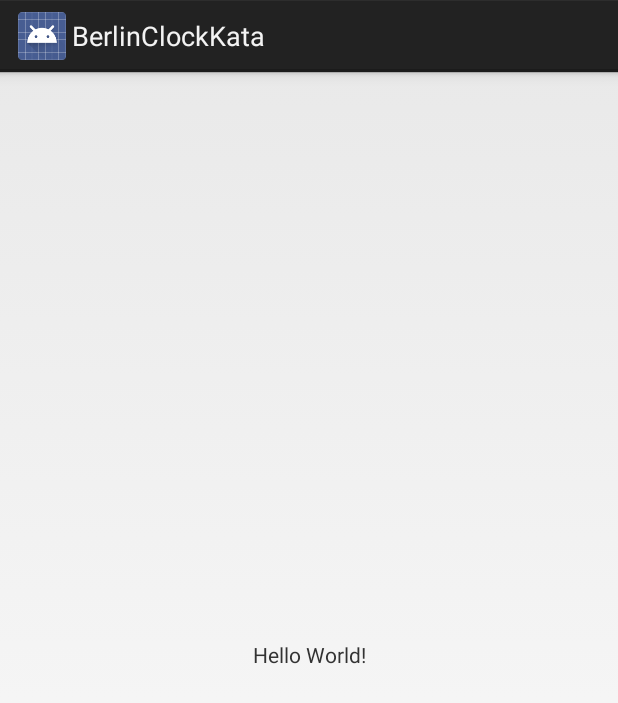
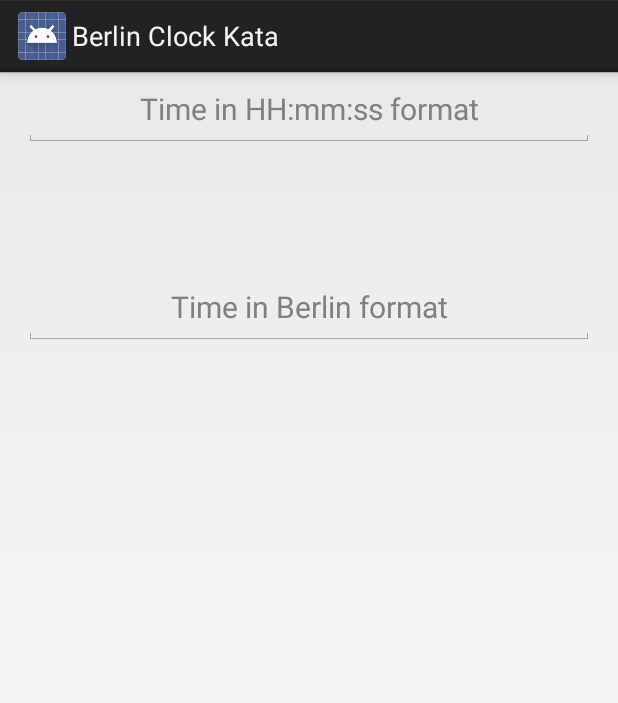
Before and after one commit to SELECTIONPROCESS/BerlinClockKata, an Android app: the screen it shows after launch (BerlinClockActivity), on a phone screen of 412 x 824 dp. Shown: the top 703 px of the screen. Run offline under Robolectric (Android 15) with nearby library versions, the phone set to English and light mode, and no system bars; our stand-ins replace ButterKnife.

Commit message:
berlin clock view, presenter and tests

```diff
--- a/app/src/main/java/selectionprocess/berlinclockkata/BerlinClockActivity.java
+++ b/app/src/main/java/selectionprocess/berlinclockkata/BerlinClockActivity.java
@@ -2,12 +2,82 @@ package selectionprocess.berlinclockkata;
 
 import android.app.Activity;
 import android.os.Bundle;
+import android.text.Editable;
+import android.text.TextWatcher;
+import android.widget.EditText;
+import android.widget.TextView;
 
-public class BerlinClockActivity extends Activity {
+import butterknife.BindView;
+import butterknife.ButterKnife;
+
+public class BerlinClockActivity extends Activity implements BerlinClockView {
+
+    @BindView(R.id.etDigitalTimeInput)
+    EditText etDigitalTimeInput;
+
+    @BindView(R.id.tvBerlinTimeOutput)
+    TextView tvBerlinTimeOutput;
+
+    @BindView(R.id.etBerlinTimeInput)
+    EditText etBerlinTimeInput;
+
+    @BindView(R.id.tvDigitalTimeOutput)
+    TextView tvDigitalTimeOutput;
+
+    private BerlinClockPresenter berlinClockPresenter;
 
     @Override
     protected void onCreate(Bundle savedInstanceState) {
         super.onCreate(savedInstanceState);
         setContentView(R.layout.activity_berlin_clock);
+        ButterKnife.bind(this);
+
+        initializePresenter();
+        initalizeViews();
+    }
+
+    private void initializePresenter() {
+        berlinClockPresenter = new BerlinClockPresenter(this);
+    }
+
+    private void initalizeViews() {
+        etDigitalTimeInput.addTextChangedListener(digitalTimeTextWather);
+        etBerlinTimeInput.addTextChangedListener(berlinTimeTextWather);
+    }
+
+    private TextWatcher digitalTimeTextWather = new TextWatcher() {
+        @Override
+        public void beforeTextChanged(CharSequence s, int start, int count, int after) { }
+
+        @Override
+        public void onTextChanged(CharSequence s, int start, int before, int count) { }
+
+        @Override
+        public void afterTextChanged(Editable s) {
+            berlinClockPresenter.digitalTimeChanged(s.toString());
+        }
+    };
+
+    private TextWatcher berlinTimeTextWather = new TextWatcher() {
+        @Override
+        public void beforeTextChanged(CharSequence s, int start, int count, int after) { }
+
+        @Override
+        public void onTextChanged(CharSequence s, int start, int before, int count) { }
+
+        @Override
+        public void afterTextChanged(Editable s) {
+            berlinClockPresenter.berlinTimeChanged(s.toString());
+        }
+    };
+
+    @Override
+    public void updateBerlinTimeOutput(String output) {
+        tvBerlinTimeOutput.setText(output);
+    }
+
+    @Override
+    public void updateDigitalTimeOutput(String output) {
+        tvDigitalTimeOutput.setText(output);
     }
 }
--- /dev/null
+++ b/app/src/main/java/selectionprocess/berlinclockkata/BerlinClockPresenter.java
@@ -0,0 +1,27 @@
+package selectionprocess.berlinclockkata;
+
+import selectionprocess.berlinclockkata.converter.BerlinTimeConverter;
+import selectionprocess.berlinclockkata.converter.DigitalTimeConverter;
+
+public class BerlinClockPresenter {
+
+    private BerlinClockView berlinClockView;
+    private BerlinTimeConverter berlinTimeConverter;
+    private DigitalTimeConverter digitalTimeConverter;
+
+    BerlinClockPresenter(BerlinClockView berlinClockView) {
+        this.berlinClockView = berlinClockView;
+        berlinTimeConverter = new BerlinTimeConverter();
+        digitalTimeConverter = new DigitalTimeConverter();
+    }
+
+    void digitalTimeChanged(String digitalTime) {
+
+        berlinClockView.updateBerlinTimeOutput(berlinTimeConverter.convert(digitalTime));
+    }
+
+    void berlinTimeChanged(String berlinTime) {
+
+        berlinClockView.updateDigitalTimeOutput(digitalTimeConverter.convert(berlinTime));
+    }
+}
--- /dev/null
+++ b/app/src/main/java/selectionprocess/berlinclockkata/BerlinClockView.java
@@ -0,0 +1,7 @@
+package selectionprocess.berlinclockkata;
+
+public interface BerlinClockView {
+
+    void updateBerlinTimeOutput(String output);
+    void updateDigitalTimeOutput(String output);
+}
--- a/app/src/main/res/layout/activity_berlin_clock.xml
+++ b/app/src/main/res/layout/activity_berlin_clock.xml
@@ -6,13 +6,30 @@
     android:layout_height="match_parent"
     tools:context=".BerlinClockActivity">
 
+    <EditText
+        style="@style/InputEditText"
+        android:id="@+id/etDigitalTimeInput"
+        android:digits="@string/valid_digital_time_input_characters"
+        android:maxLength="8"
+        android:hint="@string/hint_digital_time_input"/>
+
     <TextView
-        android:layout_width="wrap_content"
-        android:layout_height="wrap_content"
-        android:text="Hello World!"
-        app:layout_constraintBottom_toBottomOf="parent"
-        app:layout_constraintLeft_toLeftOf="parent"
-        app:layout_constraintRight_toRightOf="parent"
-        app:layout_constraintTop_toTopOf="parent" />
+        style="@style/OutputTextView"
+        android:id="@+id/tvBerlinTimeOutput"
+        app:layout_constraintTop_toBottomOf="@id/etDigitalTimeInput" />
+
+    <EditText
+        style="@style/InputEditText"
+        android:id="@+id/etBerlinTimeInput"
+        android:hint="@string/hint_berlin_time_input"
+        android:digits="@string/valid_berlin_time_input_characters"
+        android:maxLength="24"
+        app:layout_constraintTop_toBottomOf="@id/tvBerlinTimeOutput"/>
+
+    <TextView
+        style="@style/OutputTextView"
+        android:id="@+id/tvDigitalTimeOutput"
+        app:layout_constraintTop_toBottomOf="@id/etBerlinTimeInput" />
+
 
 </android.support.constraint.ConstraintLayout>
--- /dev/null
+++ b/app/src/main/res/values/dimens.xml
@@ -0,0 +1,5 @@
+<?xml version="1.0" encoding="utf-8"?>
+<resources>
+    <dimen name="view_margin">16dp</dimen>
+    <dimen name="view_height">50dp</dimen>
+</resources>
--- a/app/src/main/res/values/strings.xml
+++ b/app/src/main/res/values/strings.xml
@@ -1,3 +1,9 @@
 <resources>
-    <string name="app_name">BerlinClockKata</string>
+    <string name="app_name">Berlin Clock Kata</string>
+
+    <string name="hint_digital_time_input">Time in HH:mm:ss format</string>
+    <string name="valid_digital_time_input_characters">0123456789:</string>
+
+    <string name="hint_berlin_time_input">Time in Berlin format</string>
+    <string name="valid_berlin_time_input_characters">YOR</string>
 </resources>
--- a/app/src/main/res/values/styles.xml
+++ b/app/src/main/res/values/styles.xml
@@ -1,8 +1,19 @@
 <resources>
 
-    <!-- Base application theme. -->
     <style name="AppTheme" parent="android:Theme.Holo.Light.DarkActionBar">
-        <!-- Customize your theme here. -->
+
+    </style>
+
+    <style name="InputEditText">
+        <item name="android:layout_width">match_parent</item>
+        <item name="android:layout_height">@dimen/view_height</item>
+        <item name="android:textAlignment">center</item>
+        <item name="android:layout_margin">@dimen/view_margin</item>
+        <item name="android:textSize">20sp</item>
+    </style>
+
+    <style name="OutputTextView" parent="InputEditText">
+
     </style>
 
 </resources>
```
Also changed, not shown: app/build.gradle (+12 -1 lines), app/src/main/java/selectionprocess/berlinclockkata/converter/BerlinTimeConverter.java (+24 -0 lines), 2 other files.
